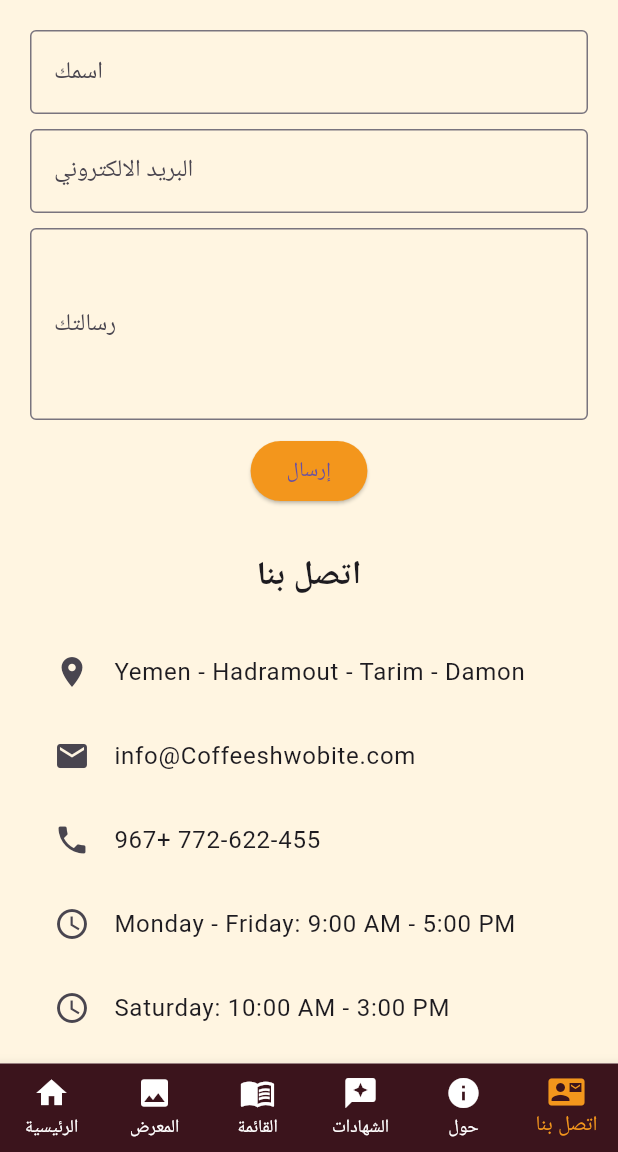
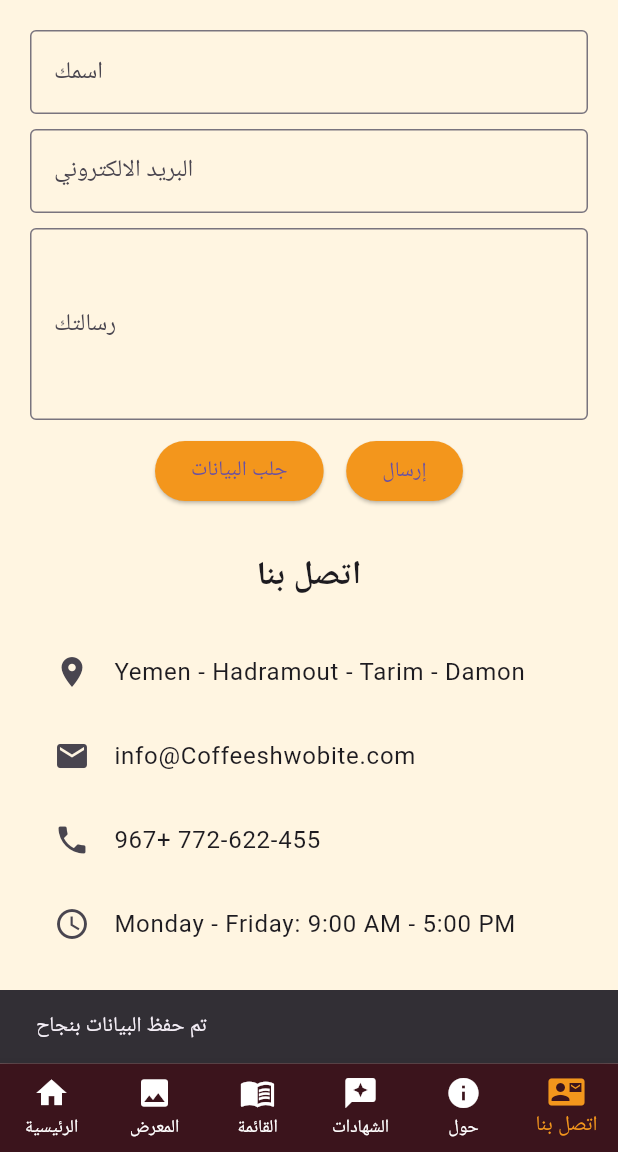
Before and after one commit to LAHENLAHRN/firsttermprojects, a Flutter app: the screen it shows after launch, item 6 of the bottom bar chosen, after a tap on "إرسال", on a phone screen of 412 x 824 dp, the part 84-1236 px from its top. Run offline on Flutter 3.47's test engine with Material 3 defaults, Android fonts, the phone set to English and light mode, and no system bars; our stand-ins replace font_awesome_flutter, shared_preferences.

Commit message:
Some additions

```diff
--- a/lib/contact_page.dart
+++ b/lib/contact_page.dart
@@ -1,7 +1,49 @@
 import 'package:flutter/material.dart';
+import 'package:shared_preferences/shared_preferences.dart';
 
-class ContactPage extends StatelessWidget {
+class ContactPage extends StatefulWidget {
   const ContactPage({super.key});
+
+  @override
+  State<ContactPage> createState() => _ContactPageState();
+}
+
+class _ContactPageState extends State<ContactPage> {
+  // Controllers للحفاظ على قيم الحقول
+  final TextEditingController _nameController = TextEditingController();
+  final TextEditingController _emailController = TextEditingController();
+  final TextEditingController _messageController = TextEditingController();
+
+  // حفظ البيانات في SharedPreferences ومسح الحقول
+  Future<void> _saveData() async {
+    final prefs = await SharedPreferences.getInstance();
+    await prefs.setString('name', _nameController.text);
+    await prefs.setString('email', _emailController.text);
+    await prefs.setString('message', _messageController.text);
+
+    // مسح الحقول بعد الحفظ
+    _nameController.clear();
+    _emailController.clear();
+    _messageController.clear();
+
+    ScaffoldMessenger.of(context).showSnackBar(
+      const SnackBar(content: Text('تم حفظ البيانات بنجاح')),
+    );
+  }
+
+  // جلب البيانات من SharedPreferences
+  Future<void> _loadData() async {
+    final prefs = await SharedPreferences.getInstance();
+    setState(() {
+      _nameController.text = prefs.getString('name') ?? '';
+      _emailController.text = prefs.getString('email') ?? '';
+      _messageController.text = prefs.getString('message') ?? '';
+    });
+
+    ScaffoldMessenger.of(context).showSnackBar(
+      const SnackBar(content: Text('تم جلب البيانات')),
+    );
+  }
 
   @override
   Widget build(BuildContext context) {
@@ -11,35 +53,55 @@ class ContactPage extends StatelessWidget {
         padding: const EdgeInsets.all(20),
         child: Column(
           children: [
-            // حقول تعبئة البيانات أولاً
+            // حقول تعبئة البيانات
             TextField(
-              decoration: InputDecoration(
+              controller: _nameController,
+              decoration: const InputDecoration(
                 labelText: "اسمك",
                 border: OutlineInputBorder(),
               ),
             ),
             const SizedBox(height: 10),
             TextField(
-              decoration: InputDecoration(
+              controller: _emailController,
+              decoration: const InputDecoration(
                 labelText: "البريد الالكتروني",
                 border: OutlineInputBorder(),
               ),
             ),
             const SizedBox(height: 10),
             TextField(
+              controller: _messageController,
               maxLines: 4,
-              decoration: InputDecoration(
+              decoration: const InputDecoration(
                 labelText: "رسالتك",
                 border: OutlineInputBorder(),
               ),
             ),
             const SizedBox(height: 10),
-            ElevatedButton(
-              style: ElevatedButton.styleFrom(
-                  backgroundColor: const Color(0xFFf3961c)),
-              onPressed: () {},
-              child: const Text("إرسال"),
+
+            // أزرار الإرسال والجلب بنفس اللون
+            Row(
+              mainAxisAlignment: MainAxisAlignment.center,
+              children: [
+                // زر جلب البيانات أولاً
+                ElevatedButton(
+                  style: ElevatedButton.styleFrom(
+                      backgroundColor: const Color(0xFFf3961c)),
+                  onPressed: _loadData,
+                  child: const Text("جلب البيانات"),
+                ),
+                const SizedBox(width: 15),
+                // زر الإرسال بعده
+                ElevatedButton(
+                  style: ElevatedButton.styleFrom(
+                      backgroundColor: const Color(0xFFf3961c)),
+                  onPressed: _saveData,
+                  child: const Text("إرسال"),
+                ),
+              ],
             ),
+
 
             const SizedBox(height: 30),
 
--- a/lib/home_page.dart
+++ b/lib/home_page.dart
@@ -1,7 +1,38 @@
 import 'package:flutter/material.dart';
+import 'package:url_launcher/url_launcher.dart';
 
 class HomePage extends StatelessWidget {
   const HomePage({super.key});
+
+  // رقم الهاتف
+  final String phoneNumber = "+967772622455";
+
+  // فتح تطبيق الاتصال
+  Future<void> _callPhone() async {
+    final Uri phoneUri = Uri(scheme: 'tel', path: phoneNumber);
+    if (!await launchUrl(phoneUri)) {
+      debugPrint('لا يمكن فتح الاتصال');
+    }
+  }
+
+  // فتح واتساب مع رسالة تلقائية
+  Future<void> _openWhatsApp() async {
+    // الرسالة المطلوبة
+    final String message = "مرحباً، أود طلب قهوة 😍☕";
+
+    // ترميز الرسالة
+    final String encodedMessage = Uri.encodeComponent(message);
+
+    // رابط واتساب مع الرسالة
+    final Uri whatsappUri = Uri.parse("https://wa.me/967772622455?text=$encodedMessage");
+
+    if (!await launchUrl(
+      whatsappUri,
+      mode: LaunchMode.externalApplication,
+    )) {
+      debugPrint('لا يمكن فتح واتساب');
+    }
+  }
 
   @override
   Widget build(BuildContext context) {
@@ -25,18 +56,18 @@ class HomePage extends StatelessWidget {
                     ),
                   ),
                   const SizedBox(height: 10),
-                  Text(
+                  const Text(
                     "أجعل يومك رائعاََ مع قهوتنا الخاصة",
-                    style: const TextStyle(
+                    style: TextStyle(
                       fontSize: 22,
                       fontWeight: FontWeight.w600,
                       color: Colors.white,
                     ),
                   ),
                   const SizedBox(height: 20),
-                  Text(
+                  const Text(
                     "مرحباََ بكم في جنة القهوة حيث تحكي كل حبة قصة وكل فنجان يثير الفرح",
-                    style: const TextStyle(
+                    style: TextStyle(
                       fontSize: 16,
                       color: Colors.white,
                     ),
@@ -51,7 +82,7 @@ class HomePage extends StatelessWidget {
                   ),
                   const SizedBox(height: 20),
 
-                  // أزرار "اطلب الآن" و "اتصل بنا" أسفل الصورة مباشرة
+                  // أزرار "اتصل الآن" و "واتساب" أسفل الصورة مباشرة
                   Row(
                     mainAxisAlignment: MainAxisAlignment.center,
                     children: [
@@ -59,10 +90,8 @@ class HomePage extends StatelessWidget {
                         style: ElevatedButton.styleFrom(
                           backgroundColor: const Color(0xFFf3961c),
                         ),
-                        onPressed: () {
-                          // رابط طلب الآن
-                        },
-                        child: const Text("اطلب الآن"),
+                        onPressed: _callPhone, // الاتصال
+                        child: const Text("اتصل الآن"),
                       ),
                       const SizedBox(width: 15),
                       OutlinedButton(
@@ -70,10 +99,8 @@ class HomePage extends StatelessWidget {
                           side: const BorderSide(color: Colors.white),
                           foregroundColor: Colors.white,
                         ),
-                        onPressed: () {
-                          // رابط الاتصال
-                        },
-                        child: const Text("اتصل بنا"),
+                        onPressed: _openWhatsApp, // واتساب مع رسالة
+                        child: const Text("واتساب"),
                       ),
                     ],
                   ),
--- a/pubspec.yaml
+++ b/pubspec.yaml
@@ -7,7 +7,12 @@ environment:
 dependencies:
   flutter:
     sdk: flutter
+  shared_preferences:
   font_awesome_flutter: 10.4.0
+  url_launcher: ^6.3.0
+
+
+
 
 
 
```
Also changed, not shown: lib/gallery_page.dart (+7 -0 lines), pubspec.lock, 2 other files.
